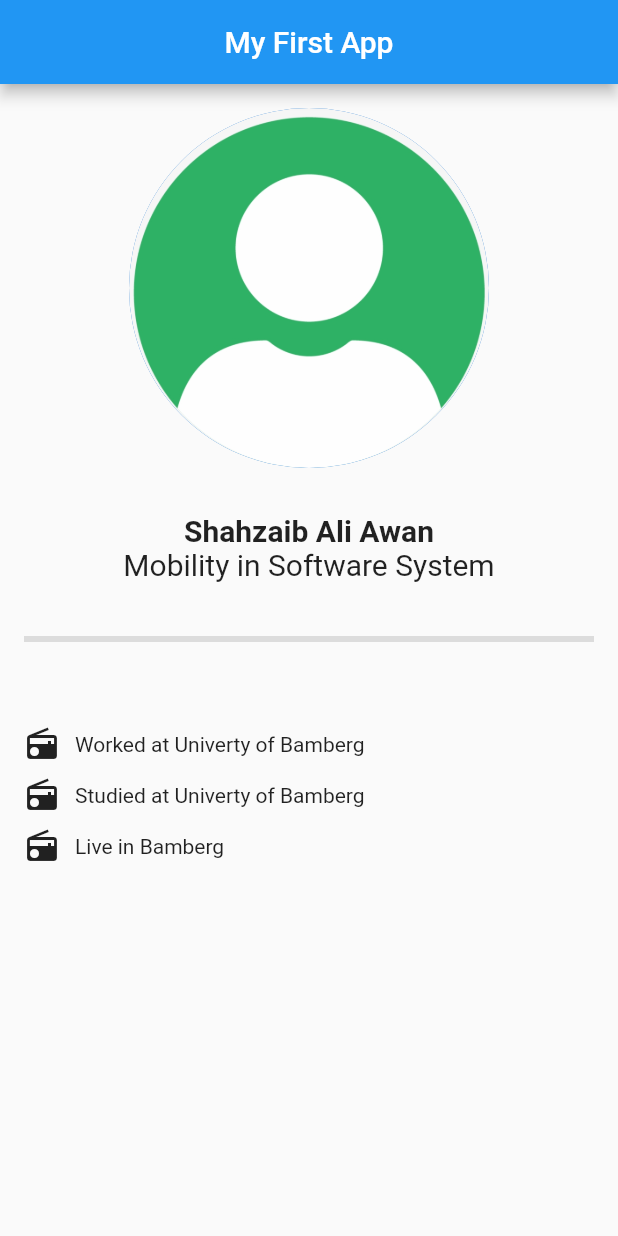
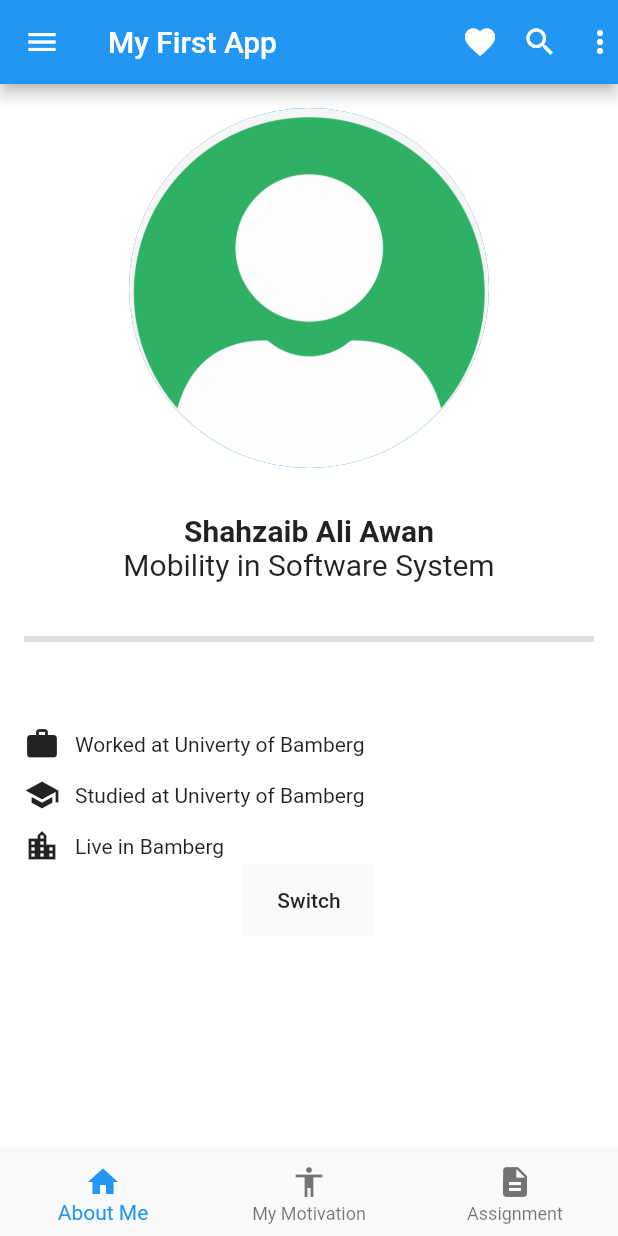
Before and after one commit to shahzaib2512/Assignment_1, a Flutter app: the screen it shows after launch, on a phone screen of 412 x 824 dp. Run offline on Flutter 3.47's test engine with Material 2 defaults, Android fonts, the phone set to English and light mode, and no system bars; our stand-ins replace get.

Commit message:
second commit

```diff
--- a/lib/homscreen.dart
+++ b/lib/homscreen.dart
@@ -1,16 +1,68 @@
 import 'package:flutter/material.dart';
+import 'package:get/get.dart';
 
-class HomeScreen extends StatelessWidget {
-  const HomeScreen({Key? key}) : super(key: key);
+class HomeScreen extends StatefulWidget {
+
+  @override
+  State<HomeScreen> createState() => _HomeScreenState();
+}
+
+class _HomeScreenState extends State<HomeScreen> {
+  int index=0;
+  @override
+  Widget build(BuildContext context) {
+    List<Widget>myWidgets=<Widget>[
+      About(),
+      Text('My name is Shahzaib Ali Awan, I am Studing Master in International Software System science at University of Bamberg ,I took a course named as Mobility in software system in which I am learning Flutter.',style: TextStyle(fontSize: 20,fontWeight: FontWeight.bold,),),
+      Text('Assignment # 4 ',style: TextStyle(fontSize: 20,fontWeight: FontWeight.bold,),),
+    ];
+    return Scaffold(
+        appBar: AppBar(
+          leading: Icon(Icons.menu, ),
+          title: Text('My First App'),
+          actions: [
+            Icon(Icons.favorite),
+            Padding(
+              padding: EdgeInsets.symmetric(horizontal: 16),
+              child: Icon(Icons.search),
+            ),
+            Icon(Icons.more_vert),
+          ],
+          backgroundColor: Colors.blue,
+        ),
+
+
+    bottomNavigationBar: BottomNavigationBar(
+
+      items: [
+          BottomNavigationBarItem(icon: Icon(Icons.home),
+              label: 'About Me',),
+        BottomNavigationBarItem(icon: Icon(Icons.accessibility),
+            label: 'My Motivation'),
+        BottomNavigationBarItem(icon: Icon(Icons.description),
+            label: 'Assignment'),
+      ],
+      currentIndex: index,
+      onTap: (currentIndex){
+        setState(() {
+          index=currentIndex;
+        });
+      },
+    ),
+      body:Center(
+        child: myWidgets.elementAt(index),
+      ),
+
+    );
+  }
+}
+
+class About extends StatelessWidget {
+  const About({Key? key}) : super(key: key);
 
   @override
   Widget build(BuildContext context) {
-    return Scaffold(
-        appBar: AppBar(
-          title: Text('My First App'),
-          centerTitle: true,
-        ),
-        body: Padding(
+    return  Padding(
       padding: const EdgeInsets.all(16.0),
       child: Column(
         crossAxisAlignment: CrossAxisAlignment.center,
@@ -28,27 +80,40 @@ class HomeScreen extends StatelessWidget {
           Divider(thickness: 4,),
           SizedBox(height: 50,),
           Row(children: [
-                Icon(Icons.radio),
+            Icon(Icons.work),
             SizedBox(width: 10,),
             Text('Worked at Univerty of Bamberg'),
 
           ],),
           SizedBox(height: 10,),
           Row(children: [
-                Icon(Icons.radio),
+            Icon(Icons.school),
             SizedBox(width: 10,),
             Text('Studied at Univerty of Bamberg'),
 
           ],),
           SizedBox(height: 10,),
           Row(children: [
-                Icon(Icons.radio),
+            Icon(Icons.location_city),
             SizedBox(width: 10,),
             Text('Live in Bamberg'),
 
-              ],)
           ],
           ),
-        ));
+          Material(
+            child: MaterialButton(
+              child: Text('Switch'),
+              onPressed: (){
+            if( Get.isDarkMode){
+              Get.changeThemeMode(ThemeMode.light);
+            }else{
+              Get.changeThemeMode(ThemeMode.dark);
+            }
+              },
+            ),
+          )
+        ],
+      ),
+    );
   }
 }
--- a/lib/main.dart
+++ b/lib/main.dart
@@ -1,6 +1,7 @@
 import 'package:flutter/material.dart';
 import 'package:shahzaibali_awan_mss_ass/homscreen.dart';
-
+import 'package:get/get.dart';
+import 'theme.dart';
 void main() {
   runApp(const MyApp());
 }
@@ -10,21 +11,11 @@ class MyApp extends StatelessWidget {
   // This widget is the root of your application.
   @override
   Widget build(BuildContext context) {
-    return MaterialApp(
+    return GetMaterialApp(
       title: 'Flutter Demo',
-      theme: ThemeData(
-        // This is the theme of your application.
-        //
-        // Try running your application with "flutter run". You'll see the
-        // application has a blue toolbar. Then, without quitting the app, try
-        // changing the primarySwatch below to Colors.green and then invoke
-        // "hot reload" (press "r" in the console where you ran "flutter run",
-        // or simply save your changes to "hot reload" in a Flutter IDE).
-        // Notice that the counter didn't reset back to zero; the application
-        // is not restarted.
-        primarySwatch: Colors.blue,
-      ),
-      home: const HomeScreen(),
+      theme: Themes.light,
+      darkTheme: Themes.dark,
+      home:  HomeScreen(),
     );
   }
 }
--- /dev/null
+++ b/lib/theme.dart
@@ -0,0 +1,17 @@
+import 'package:flutter/material.dart';
+
+class Themes {
+  static final light = ThemeData.light().copyWith(
+    backgroundColor: Colors.white,
+    scaffoldBackgroundColor: Colors.white,
+    primaryColor: Colors.white,
+
+
+  );
+  static final dark = ThemeData.dark().copyWith(
+    backgroundColor: Colors.black,
+    buttonColor: Colors.deepPurple,
+    bottomAppBarColor: Colors.deepPurple,
+
+  );
+}
--- a/pubspec.yaml
+++ b/pubspec.yaml
@@ -33,9 +33,11 @@ dependencies:
     sdk: flutter
 
 
+
   # The following adds the Cupertino Icons font to your application.
   # Use with the CupertinoIcons class for iOS style icons.
   cupertino_icons: ^1.0.2
+  get: ^4.6.1
 
 dev_dependencies:
   flutter_test:
```
Also changed, not shown: pubspec.lock. Lines whose indentation alone changed are shown as unchanged.
